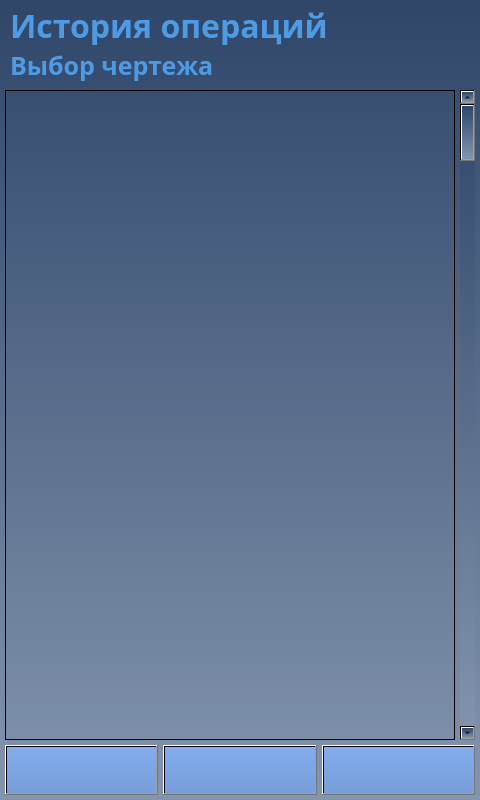
Qt form client/GUI/ui/screen_23_plans.ui (komrade2801/AutoSklad) before a commit.
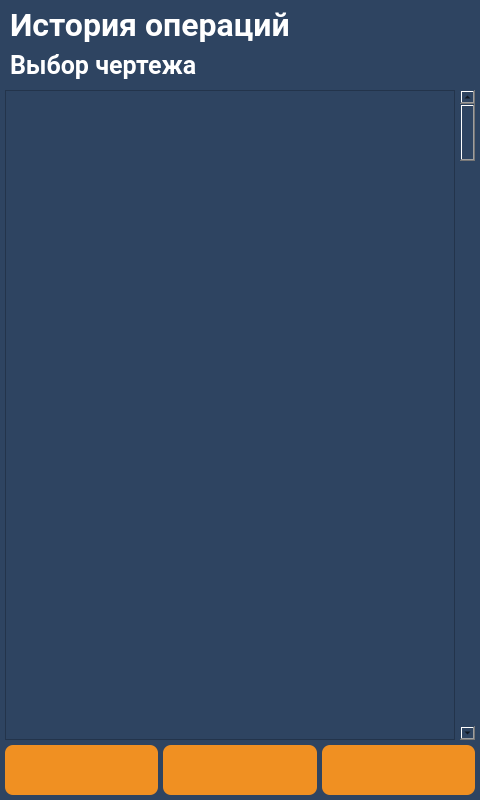
The same form after that commit. Icons and pictures are not drawn.

Commit message: changed client UI style

What changed in the file:
```diff
--- a/client/GUI/ui/screen_23_plans.ui
+++ b/client/GUI/ui/screen_23_plans.ui
@@ -14,7 +14,36 @@
    <string>screen_23_plans</string>
   </property>
   <property name="styleSheet">
-   <string notr="true">background-color: qlineargradient(spread:pad, x1:0.5, y1:0, x2:0.5, y2:1, stop:0 rgba(47, 70, 105, 255), stop:1 rgba(131, 149, 174, 255));</string>
+   <string notr="true">QWidget{
+	background-color: #2e4461;
+}
+QLabel {
+	background: none;
+	color: #FFFFFF;
+	border-width: 0px;
+	border-radius: 0px;
+	font-family: &quot;Roboto&quot;, Sans-serif;
+}
+#background {
+	color: #FFFFFF;
+	background-color: #2e4461;
+	border-width: 2px;
+	border-style: groove;
+	border-color: #ff9923;
+	border-radius: 0px;
+	font-family: &quot;Roboto&quot;, Sans-serif;
+}
+QPushButton {
+	color: #FFFFFF;
+	background-color: #f09022;
+	border-width: 0px;
+	border-style: outset;
+	border-color: #EAA657;
+	border-radius: 8px;
+	font-weight: 600;
+    font-size: 25px;
+	font-family: &quot;Roboto&quot;, Sans-serif;
+}</string>
   </property>
   <widget class="QLabel" name="lbl_info_1">
    <property name="enabled">
@@ -30,7 +59,7 @@
    </property>
    <property name="font">
     <font>
-     <family>Arial Black</family>
+     <family>Roboto</family>
      <pointsize>24</pointsize>
      <weight>75</weight>
      <bold>true</bold>
@@ -39,10 +68,6 @@
    <property name="layoutDirection">
     <enum>Qt::LeftToRight</enum>
    </property>
-   <property name="styleSheet">
-    <string notr="true">color: rgb(78, 155, 229);
-background-color: qlineargradient(spread:pad, x1:0, y1:0, x2:1, y2:0, stop:0 rgba(0, 0, 0, 0), stop:1 rgba(255, 255, 255, 0));</string>
-   </property>
    <property name="text">
     <string>История операций</string>
    </property>
@@ -62,9 +87,6 @@
    <property name="whatsThis">
     <string>&lt;html&gt;&lt;head/&gt;&lt;body&gt;&lt;p&gt;&lt;br/&gt;&lt;/p&gt;&lt;/body&gt;&lt;/html&gt;</string>
    </property>
-   <property name="styleSheet">
-    <string notr="true">background-color: qlineargradient(spread:pad, x1:0, y1:0, x2:1, y2:0, stop:0 rgba(0, 0, 0, 0), stop:1 rgba(255, 255, 255, 0));</string>
-   </property>
   </widget>
   <widget class="QPushButton" name="btn_up">
    <property name="enabled">
@@ -86,16 +108,12 @@
    </property>
    <property name="font">
     <font>
-     <family>Arial Black</family>
-     <pointsize>16</pointsize>
+     <family>Roboto</family>
+     <pointsize>-1</pointsize>
      <weight>75</weight>
      <bold>true</bold>
     </font>
    </property>
-   <property name="styleSheet">
-    <string notr="true">background-color: qlineargradient(spread:pad, x1:0.5, y1:0, x2:0.5, y2:1, stop:0 rgba(131, 173, 239, 255), stop:1 rgba(120, 158, 217, 255));
-color: rgb(0, 49, 114);</string>
-   </property>
    <property name="text">
     <string/>
    </property>
@@ -130,16 +148,12 @@
    </property>
    <property name="font">
     <font>
-     <family>Arial Black</family>
-     <pointsize>16</pointsize>
+     <family>Roboto</family>
+     <pointsize>-1</pointsize>
      <weight>75</weight>
      <bold>true</bold>
     </font>
    </property>
-   <property name="styleSheet">
-    <string notr="true">background-color: qlineargradient(spread:pad, x1:0.5, y1:0, x2:0.5, y2:1, stop:0 rgba(131, 173, 239, 255), stop:1 rgba(120, 158, 217, 255));
-color: rgb(0, 49, 114);</string>
-   </property>
    <property name="text">
     <string/>
    </property>
@@ -187,16 +201,12 @@
    </property>
    <property name="font">
     <font>
-     <family>Arial Black</family>
-     <pointsize>16</pointsize>
+     <family>Roboto</family>
+     <pointsize>-1</pointsize>
      <weight>75</weight>
      <bold>true</bold>
     </font>
    </property>
-   <property name="styleSheet">
-    <string notr="true">background-color: qlineargradient(spread:pad, x1:0.5, y1:0, x2:0.5, y2:1, stop:0 rgba(131, 173, 239, 255), stop:1 rgba(120, 158, 217, 255));
-color: rgb(0, 49, 114);</string>
-   </property>
    <property name="text">
     <string/>
    </property>
@@ -225,7 +235,7 @@
    </property>
    <property name="font">
     <font>
-     <family>Arial Black</family>
+     <family>Roboto</family>
      <pointsize>19</pointsize>
      <weight>75</weight>
      <bold>true</bold>
@@ -234,10 +244,6 @@
    <property name="layoutDirection">
     <enum>Qt::LeftToRight</enum>
    </property>
-   <property name="styleSheet">
-    <string notr="true">color: rgb(78, 155, 229);
-background-color: qlineargradient(spread:pad, x1:0, y1:0, x2:1, y2:0, stop:0 rgba(0, 0, 0, 0), stop:1 rgba(255, 255, 255, 0));</string>
-   </property>
    <property name="text">
     <string>Выбор чертежа</string>
    </property>
```
Left out of the diff: 16 changed lines with no effect on the pictures. The commit also changes 144 other files.
